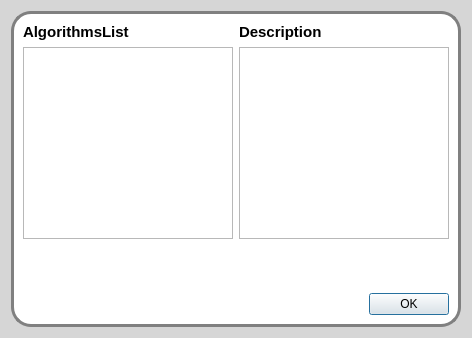
Above: src/romeo/view/dialogs/algorithmslistdialog.ui from AlbertoSimioni/Romeo before the change. Below: the same form after it.
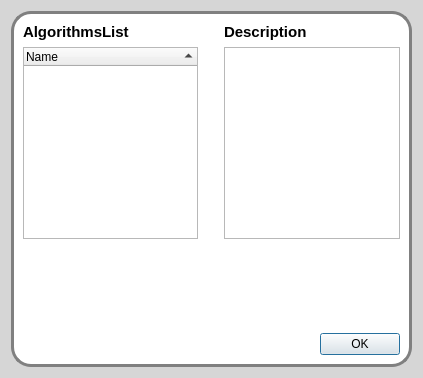
That is the form after the change.

The edit to the form file:
```diff
--- a/src/romeo/view/dialogs/algorithmslistdialog.ui
+++ b/src/romeo/view/dialogs/algorithmslistdialog.ui
@@ -6,8 +6,8 @@
    <rect>
     <x>0</x>
     <y>0</y>
-    <width>472</width>
-    <height>338</height>
+    <width>423</width>
+    <height>378</height>
    </rect>
   </property>
   <property name="windowTitle">
@@ -57,7 +57,16 @@
            </widget>
           </item>
           <item>
-           <widget class="QListWidget" name="algorithmsTable"/>
+           <widget class="QTreeWidget" name="algorithmsTable">
+            <property name="sortingEnabled">
+             <bool>true</bool>
+            </property>
+            <column>
+             <property name="text">
+              <string>Name</string>
+             </property>
+            </column>
+           </widget>
           </item>
           <item>
            <spacer name="verticalSpacer">
@@ -77,12 +86,12 @@
         <item>
          <spacer name="horizontalSpacer_2">
           <property name="orientation">
-           <enum>Qt::Horizontal</enum>
+           <enum>Qt::Vertical</enum>
           </property>
           <property name="sizeHint" stdset="0">
            <size>
-            <width>40</width>
-            <height>20</height>
+            <width>20</width>
+            <height>40</height>
            </size>
           </property>
          </spacer>
```
Left out of the diff: 2 changed lines with no effect on the pictures.
